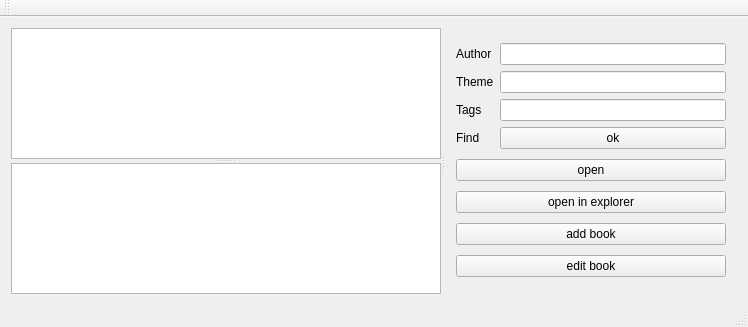
First picture: the form in mainform.ui, repository mefest/eBook, before the edit.
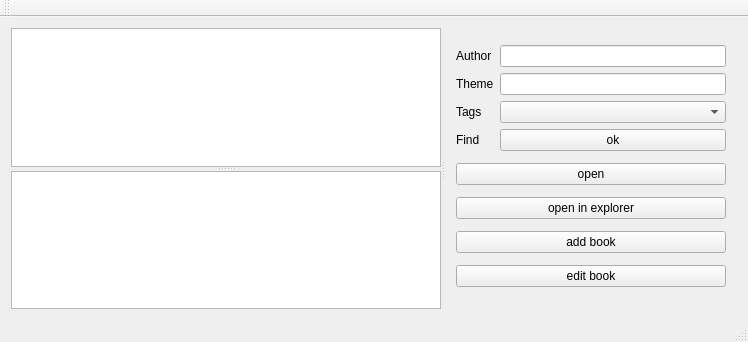
Second picture: the form after the edit. Custom widgets are drawn as their Qt base class.

Patch:
```diff
--- a/mainform.ui
+++ b/mainform.ui
@@ -7,7 +7,7 @@
     <x>0</x>
     <y>0</y>
     <width>748</width>
-    <height>327</height>
+    <height>342</height>
    </rect>
   </property>
   <property name="windowTitle">
@@ -32,9 +32,13 @@
          <bool>false</bool>
         </attribute>
        </widget>
-       <widget class="QTableView" name="tableView_2"/>
+       <widget class="QTableView" name="fileView">
+        <attribute name="horizontalHeaderStretchLastSection">
+         <bool>true</bool>
+        </attribute>
+       </widget>
       </widget>
-      <widget class="QWidget" name="">
+      <widget class="QWidget" name="layoutWidget">
        <layout class="QVBoxLayout" name="verticalLayout_3">
         <item>
          <layout class="QHBoxLayout" name="horizontalLayout">
@@ -79,7 +83,7 @@
              <widget class="QLineEdit" name="lineEdit_2"/>
             </item>
             <item>
-             <widget class="QLineEdit" name="lineEdit_3"/>
+             <widget class="MultiListWidget" name="comboBox"/>
             </item>
             <item>
              <widget class="QPushButton" name="pushButton_5">
@@ -147,6 +151,13 @@
   <widget class="QStatusBar" name="statusBar"/>
  </widget>
  <layoutdefault spacing="6" margin="11"/>
+ <customwidgets>
+  <customwidget>
+   <class>MultiListWidget</class>
+   <extends>QComboBox</extends>
+   <header>multilist.h</header>
+  </customwidget>
+ </customwidgets>
  <resources/>
  <connections/>
 </ui>
```
